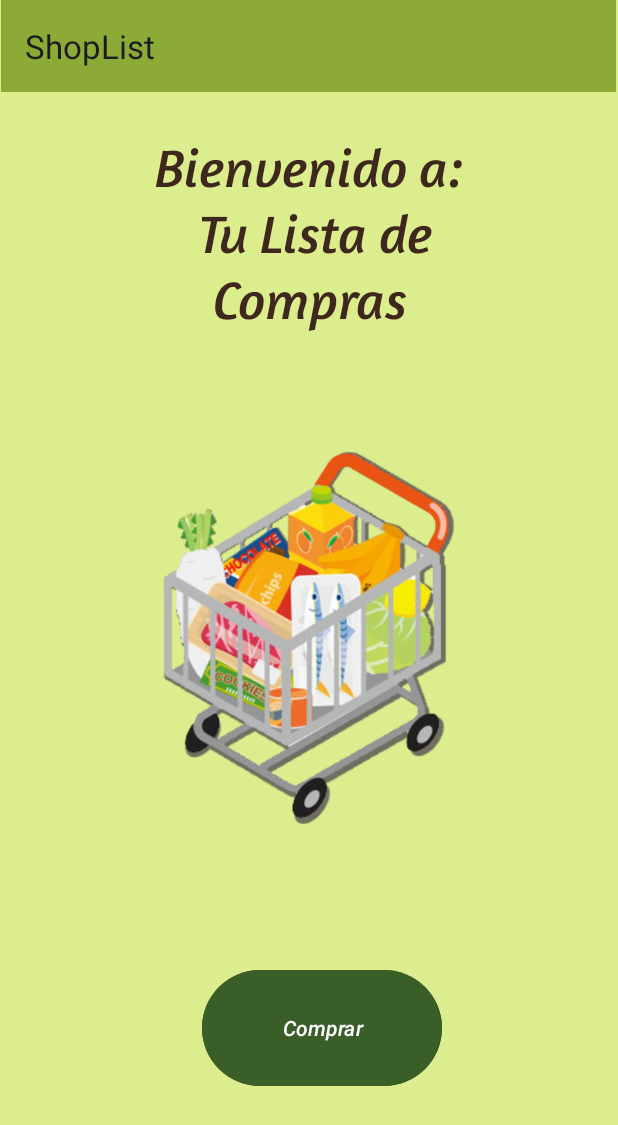
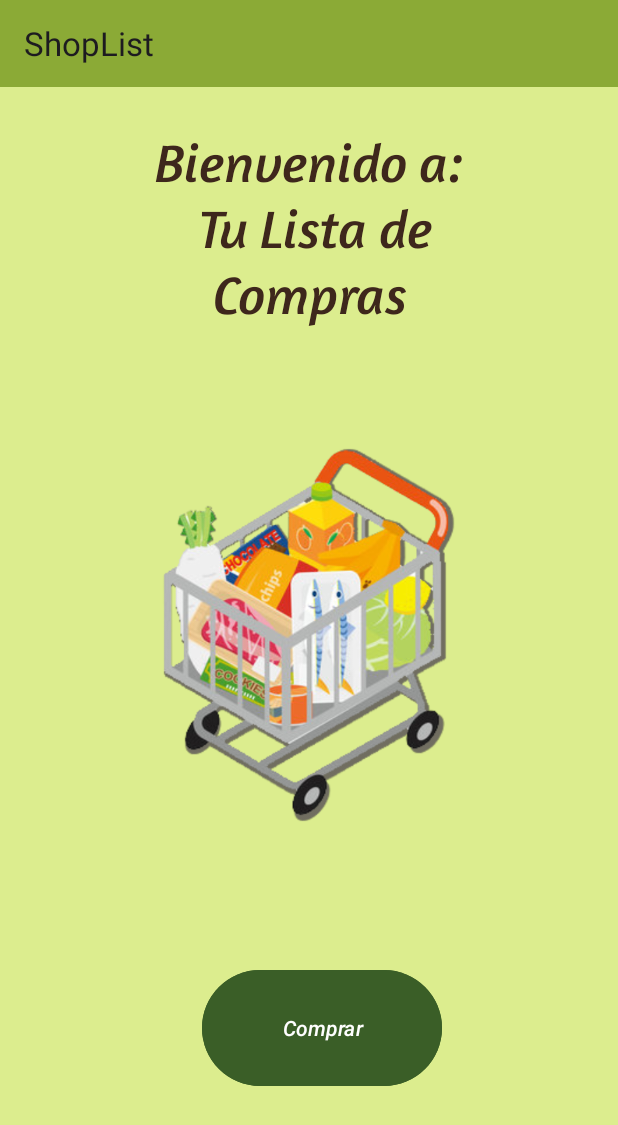
Before and after one commit to LisGC/ShopList, an Android app: the screen it shows after launch (MainActivity), on a phone screen of 412 x 824 dp. Shown: the top 1125 px of the screen. Run offline under Robolectric (Android 15) with nearby library versions, the phone set to English and light mode, and no system bars.

Commit message:
Update activity_main.xml

```diff
--- a/app/src/main/res/layout/activity_main.xml
+++ b/app/src/main/res/layout/activity_main.xml
@@ -9,15 +9,12 @@
 
     <androidx.appcompat.widget.Toolbar
         android:id="@+id/toolbar"
-        android:layout_width="410dp"
-        android:layout_height="61dp"
-        android:layout_marginEnd="1dp"
+        android:layout_width="413dp"
+        android:layout_height="58dp"
         android:layout_marginBottom="28dp"
+        android:background="@color/otherGreen"
         app:layout_constraintBottom_toTopOf="@+id/title_menu"
-        app:layout_constraintEnd_toEndOf="parent"
-        app:layout_constraintStart_toStartOf="parent"
-        app:layout_constraintTop_toTopOf="parent"
-        android:background="@color/otherGreen"/>
+        app:layout_constraintTop_toTopOf="parent" />
 
     <ImageView
         android:id="@+id/imageView"
```
